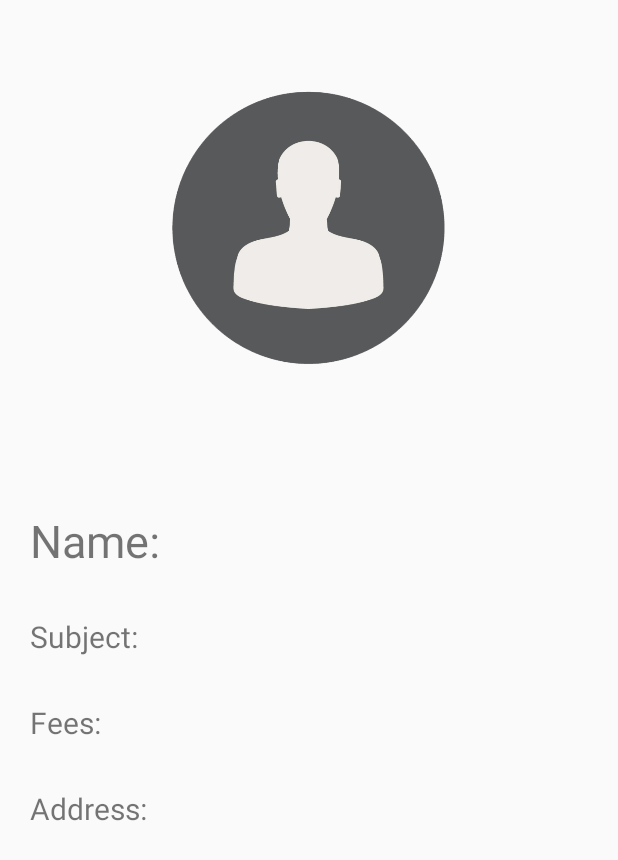
After one commit to mohanmohadikar/Tution-Teacher, an Android app: the layout activity_teacher_detail.xml on its own in the app's theme, with its tools: preview values and no code run, on a phone screen of 412 x 824 dp. The commit adds this screen. Shown: the top 860 px of the screen. Run offline under Robolectric (Android 15) with nearby library versions, the phone set to English and light mode, and no system bars.

Commit message:
add detail page of teacher.

```diff
--- a/app/src/main/java/com/example/tutionteacher/UI/MainActivity.java
+++ b/app/src/main/java/com/example/tutionteacher/UI/MainActivity.java
@@ -34,7 +34,8 @@ public class MainActivity extends AppCompatActivity {
     TextView user_lat, user_long;
     Button search;
 
-    Double LATTITUDE, LONGITUDE;
+    public static Double LATTITUDE;
+    public static Double LONGITUDE;
 
 
     String[] PERMISSIONS = {
@@ -82,6 +83,9 @@ public class MainActivity extends AppCompatActivity {
                                 if (location == null) {
                                     requestNewLocationData();
                                 } else {
+
+                                    LATTITUDE = location.getLatitude();
+                                    LONGITUDE = location.getLongitude();
 
                                     user_lat.setText("LATTITUDE: "+location.getLatitude()+"");
                                     user_long.setText(("LONGITUDE: "+location.getLongitude()+""));
--- /dev/null
+++ b/app/src/main/res/layout/activity_teacher_detail.xml
@@ -0,0 +1,56 @@
+<?xml version="1.0" encoding="utf-8"?>
+<LinearLayout xmlns:android="http://schemas.android.com/apk/res/android"
+    xmlns:app="http://schemas.android.com/apk/res-auto"
+    xmlns:tools="http://schemas.android.com/tools"
+    android:layout_width="match_parent"
+    android:layout_height="match_parent"
+    android:orientation="vertical"
+    tools:context=".UI.TeacherDetail">
+
+    <ImageView
+        android:layout_width="200dp"
+        android:layout_height="200dp"
+        android:layout_marginTop="50dp"
+        android:layout_marginBottom="70dp"
+        android:layout_gravity="center_horizontal"
+        android:src="@drawable/dummyperson"/>
+
+    <LinearLayout
+        android:layout_width="wrap_content"
+        android:layout_height="wrap_content"
+        android:orientation="vertical"
+        android:padding="20dp">
+
+        <TextView
+            android:id="@+id/teacher_detail_name"
+            android:layout_width="wrap_content"
+            android:layout_height="wrap_content"
+            android:layout_marginBottom="30dp"
+            android:textSize="30sp"
+            android:text="Name:"/>
+        <TextView
+            android:id="@+id/teacher_detail_subject"
+            android:layout_width="wrap_content"
+            android:layout_height="wrap_content"
+            android:layout_marginBottom="30dp"
+            android:textSize="20sp"
+            android:text="Subject:"/>
+        <TextView
+            android:id="@+id/teacher_detail_fees"
+            android:layout_width="wrap_content"
+            android:layout_height="wrap_content"
+            android:layout_marginBottom="30dp"
+            android:textSize="20sp"
+            android:text="Fees:"/>
+        <TextView
+            android:id="@+id/teacher_detail_address"
+            android:layout_width="wrap_content"
+            android:layout_height="wrap_content"
+            android:layout_marginBottom="30dp"
+            android:textSize="20sp"
+            android:text="Address:"/>
+
+
+    </LinearLayout>
+
+</LinearLayout>
```
Also changed, not shown: app/src/main/AndroidManifest.xml (+4 -4 lines), app/src/main/java/com/example/tutionteacher/Adapter/DataAdapter.java (+72 -1 lines), app/src/main/java/com/example/tutionteacher/Model/Teacher.java (+3 -70 lines), app/src/main/java/com/example/tutionteacher/UI/TeacherDetail.java (added, +47 -0 lines), app/src/main/res/layout/card_row.xml (+21 -0 lines), app/src/main/res/drawable-v24/dummyperson.png (added).
